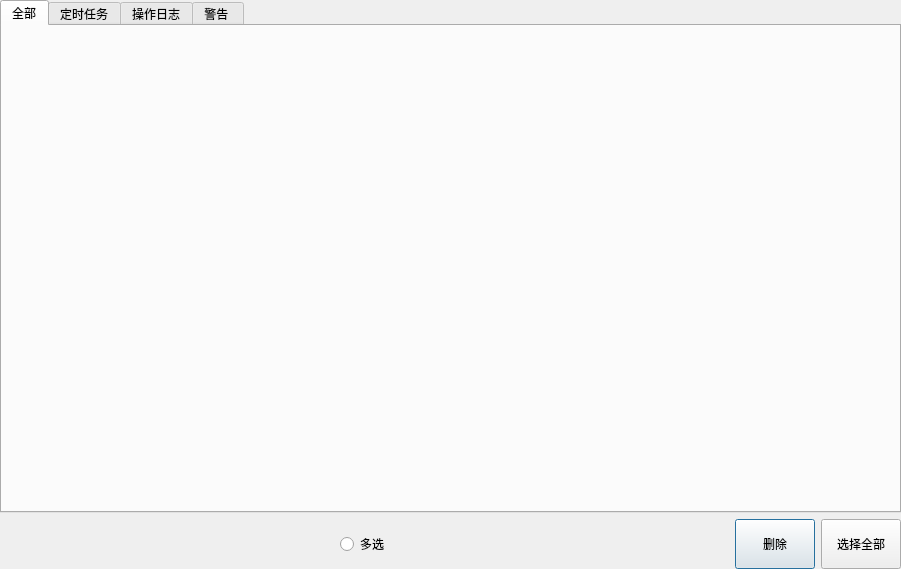
Qt form frame/log.ui (muyulong/pi_gateway) before a commit.
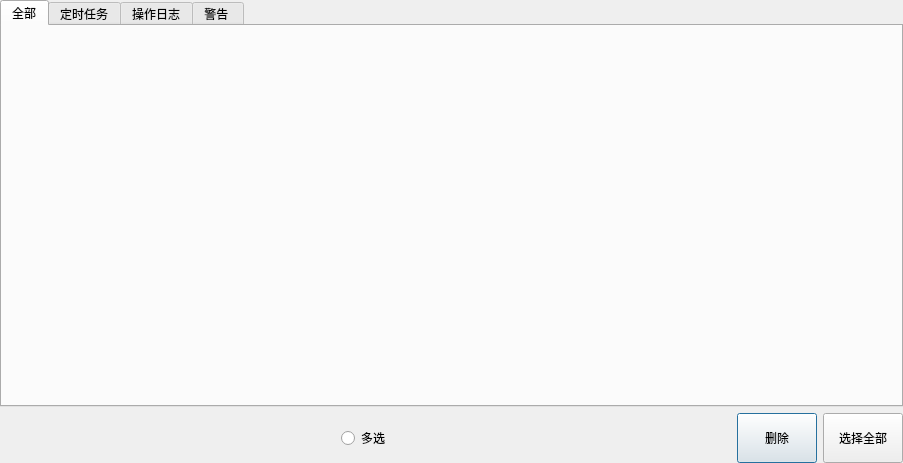
The same form after that commit.

Diff of the .ui file:
```diff
--- a/frame/log.ui
+++ b/frame/log.ui
@@ -6,8 +6,8 @@
    <rect>
     <x>0</x>
     <y>0</y>
-    <width>901</width>
-    <height>569</height>
+    <width>903</width>
+    <height>463</height>
    </rect>
   </property>
   <property name="windowTitle">
```
